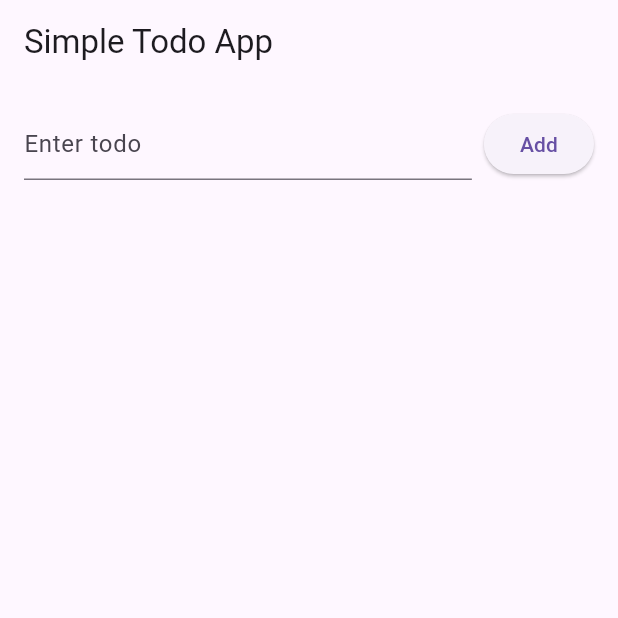
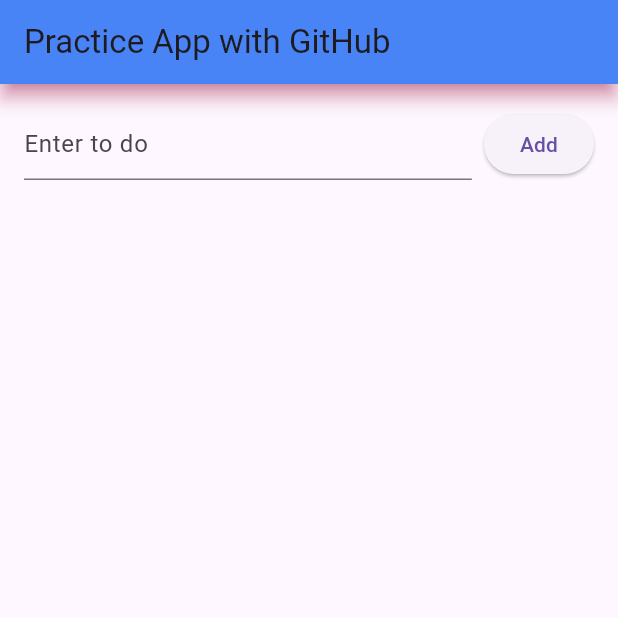
Before and after one commit to yudithivanaw/basic-flutter, a Flutter app: the screen it shows after launch, on a phone screen of 412 x 824 dp, the top half of it. Run offline on Flutter 3.47's test engine with Material 3 defaults, Android fonts, the phone set to English and light mode, and no system bars.

Commit message:
change AppBar colors

```diff
--- a/lib/main.dart
+++ b/lib/main.dart
@@ -44,7 +44,10 @@ class _TodoPageState extends State<TodoPage> {
   Widget build(BuildContext context) {
     return Scaffold(
       appBar: AppBar(
-        title: const Text('Simple Todo App'),
+        title: const Text('Practice App with GitHub',),
+        backgroundColor: Colors.blueAccent,
+        shadowColor: Colors.pinkAccent,
+        elevation: 5,
       ),
       body: Padding(
         padding: const EdgeInsets.all(16),
@@ -56,7 +59,7 @@ class _TodoPageState extends State<TodoPage> {
                   child: TextField(
                     controller: _controller,
                     decoration: const InputDecoration(
-                      hintText: 'Enter todo',
+                      hintText: 'Enter to do',
                     ),
                   ),
                 ),
@@ -64,6 +67,7 @@ class _TodoPageState extends State<TodoPage> {
                 ElevatedButton(
                   onPressed: addTodo,
                   child: const Text('Add'),
+
                 ),
               ],
             ),
```
